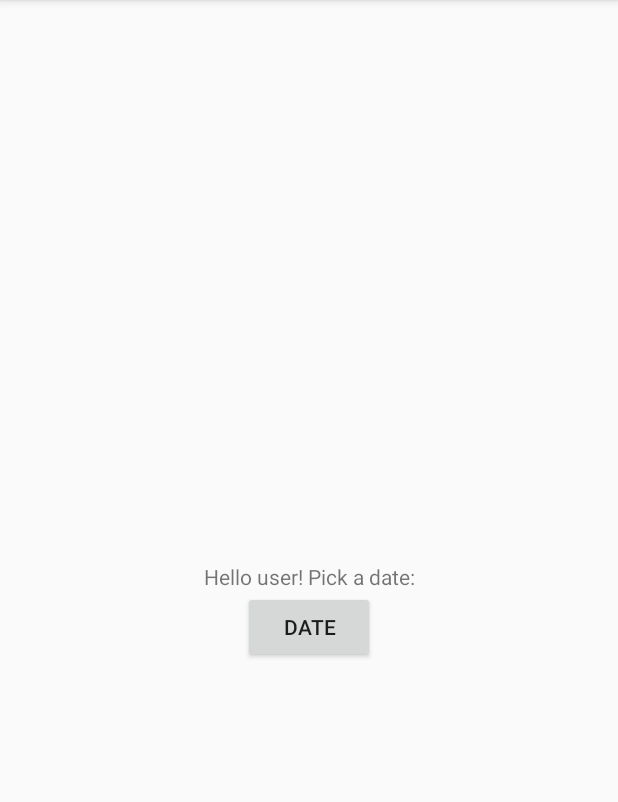
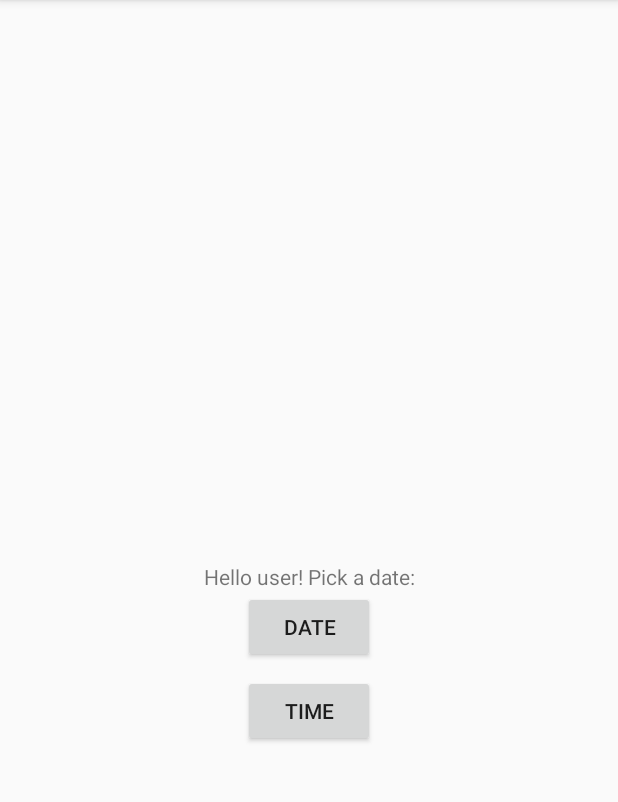
Before and after one commit to gitGreene/Fragments, an Android app: the screen it shows after launch (MainActivity), on a phone screen of 412 x 824 dp, the part 84-886 px from its top. Run offline under Robolectric (Android 15) with nearby library versions, the phone set to English and light mode, and no system bars.

Commit message:
Day 018 of 100DoCC

```diff
--- a/app/src/main/java/co/codemaestro/fragments/MainActivity.java
+++ b/app/src/main/java/co/codemaestro/fragments/MainActivity.java
@@ -22,16 +22,27 @@ public class MainActivity extends AppCompatActivity {
 
     public void processDatePickerResult(int year, int month, int day) {
 
-        // The integer for month returned by date picker starts counting at 0 for January
-        // Hence adding 1 to the returned value
         String month_string = Integer.toString(month+1);
-
         String day_string = Integer.toString(day);
         String year_string = Integer.toString(year);
 
-        // Concatenating the strings for a Toast message
         String dateMessage = (month_string + "/" + day_string + "/" + year_string);
 
         Toast.makeText(this, getString(R.string.date) + dateMessage, Toast.LENGTH_SHORT).show();
     }
+
+    public void showTimePicker(View view) {
+        DialogFragment newFragment = new TimePickerFragment();
+        newFragment.show(getSupportFragmentManager(), getString(R.string.timepicker));
+    }
+
+
+    public void processTimePickerResult(int hourOfDay, int minute) {
+        String hourOfDayString = Integer.toString(hourOfDay);
+        String minuteString = Integer.toString(minute);
+
+        String timeMessage = (hourOfDayString + ":" + minuteString);
+
+        Toast.makeText(this, "Time: " + timeMessage, Toast.LENGTH_SHORT).show();
+    }
 }
--- a/app/src/main/res/layout/activity_main.xml
+++ b/app/src/main/res/layout/activity_main.xml
@@ -17,6 +17,7 @@
         app:layout_constraintTop_toTopOf="parent" />
 
     <Button
+        android:id="@+id/date_button"
         android:layout_width="wrap_content"
         android:layout_height="wrap_content"
         android:layout_marginStart="@dimen/button_margin"
@@ -24,9 +25,24 @@
         android:layout_marginEnd="@dimen/button_margin"
         android:layout_marginRight="@dimen/button_margin"
         android:onClick="showDatePicker"
-        android:text="@string/button_text"
+        android:text="@string/date_button_text"
         app:layout_constraintEnd_toEndOf="parent"
         app:layout_constraintStart_toStartOf="parent"
         app:layout_constraintTop_toBottomOf="@+id/pickDatePrompt" />
 
+    <Button
+        android:id="@+id/time_button"
+        android:layout_width="wrap_content"
+        android:layout_height="wrap_content"
+        android:layout_marginStart="@dimen/button_margin"
+        android:layout_marginLeft="@dimen/button_margin"
+        android:layout_marginTop="@dimen/button_margin"
+        android:layout_marginEnd="@dimen/button_margin"
+        android:layout_marginRight="@dimen/button_margin"
+        android:onClick="showTimePicker"
+        android:text="@string/time_button_text"
+        app:layout_constraintEnd_toEndOf="parent"
+        app:layout_constraintStart_toStartOf="parent"
+        app:layout_constraintTop_toBottomOf="@+id/date_button" />
+
 </android.support.constraint.ConstraintLayout>
--- a/app/src/main/res/values/strings.xml
+++ b/app/src/main/res/values/strings.xml
@@ -1,10 +1,12 @@
 <resources>
     <string name="app_name">Fragments</string>
     <string name="pick_a_date_prompt">Hello user! Pick a date:</string>
-    <string name="button_text">Date</string>
+    <string name="date_button_text">Date</string>
+    <string name="datepicker">datePicker</string>
+    <string name="date">Date: </string>
+    <string name="time_button_text">Time</string>
 
     <!-- TODO: Remove or change this placeholder text -->
     <string name="hello_blank_fragment">Hello blank fragment</string>
-    <string name="datepicker">datePicker</string>
-    <string name="date">Date: </string>
+    <string name="timepicker">timePicker</string>
 </resources>
```
